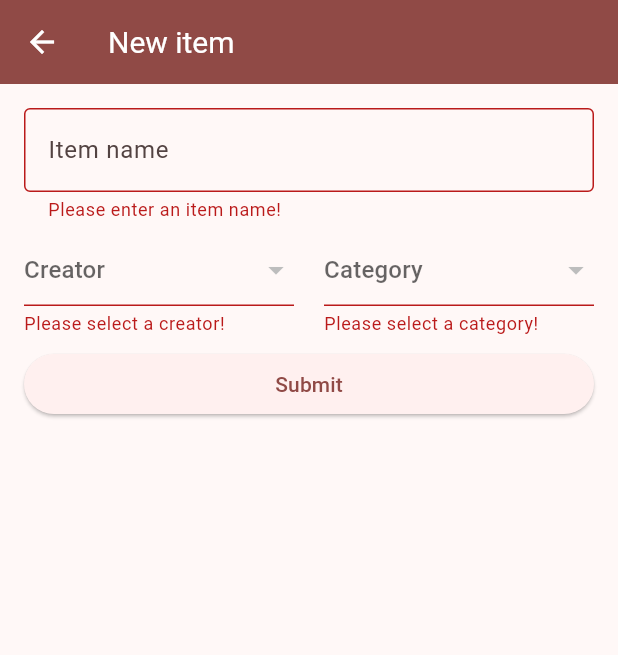
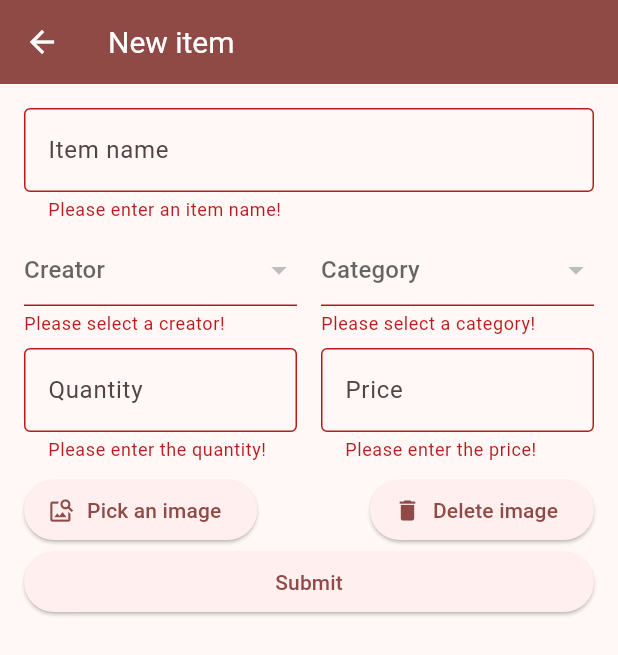
Before and after one commit to NewblyAaron/siksik-labuyo-old, a Flutter app: the AddItemForm screen opened directly, after a tap on "Submit", on a phone screen of 412 x 824 dp. Shown: the top 655 px of the screen. Run offline on Flutter 3.47's test engine with Material 2 defaults, Android fonts, the phone set to English and light mode, and no system bars; our stand-ins replace cloud_firestore, firebase_core, image_picker; accounts and stored records are empty.

Commit message:
some changes

```diff
--- a/lib/view/pages/inventory/form/add_item_form.dart
+++ b/lib/view/pages/inventory/form/add_item_form.dart
@@ -1,4 +1,5 @@
 import 'package:flutter/material.dart';
+import 'package:image_picker/image_picker.dart';
 import 'package:siksik_labuyo/model/category.dart';
 import 'package:siksik_labuyo/model/creator.dart';
 
@@ -12,6 +13,8 @@ class AddItemForm extends StatefulWidget {
 class _AddItemFormState extends State<AddItemForm> {
   final _formKey = GlobalKey<FormState>();
   final nameTextFormFieldController = TextEditingController();
+  final priceTextFormFieldController = TextEditingController();
+  final quantityTextFormFieldController = TextEditingController();
 
   @override
   void dispose() {
@@ -100,7 +103,7 @@ class _AddItemFormState extends State<AddItemForm> {
                                     },
                                   ),
                                 ),
-                                const SizedBox(width: 20),
+                                const SizedBox(width: 16),
                                 Expanded(
                                   child: DropdownButtonFormField(
                                     hint: const Text("Category"),
@@ -126,15 +129,71 @@ class _AddItemFormState extends State<AddItemForm> {
                                 ),
                               ],
                             ),
-
                             const SizedBox(height: 8),
+                            Row(
+                              children: [
+                                Expanded(
+                                  child: TextFormField(
+                                    controller: quantityTextFormFieldController,
+                                    keyboardType: TextInputType.number,
+                                    decoration: const InputDecoration(
+                                      border: OutlineInputBorder(),
+                                      hintText: "Quantity",
+                                    ),
+                                    validator: (value) {
+                                      if (value == null || value.isEmpty) {
+                                        return "Please enter the quantity!";
+                                      }
+                                    },
+                                  ),
+                                ),
+                                const SizedBox(width: 16),
+                                Expanded(
+                                  child: TextFormField(
+                                    controller: priceTextFormFieldController,
+                                    keyboardType: TextInputType.number,
+                                    decoration: const InputDecoration(
+                                      border: OutlineInputBorder(),
+                                      hintText: "Price",
+                                    ),
+                                    validator: (value) {
+                                      if (value == null || value.isEmpty) {
+                                        return "Please enter the price!";
+                                      }
+                                    },
+                                  ),
+                                ),
+                              ],
+                            ),
+                            const SizedBox(height: 8),
+                            Row(
+                              mainAxisAlignment: MainAxisAlignment.spaceBetween,
+                              children: [
+                                ElevatedButton.icon(
+                                  onPressed: () {
+                                    print("test pick");
+                                  },
+                                  icon: const Icon(Icons.image_search),
+                                  label: const Text("Pick an image"),
+                                ),
+                                ElevatedButton.icon(
+                                  onPressed: () {
+                                    print("test delete");
+                                  },
+                                  icon: const Icon(Icons.delete),
+                                  label: const Text("Delete image"),
+                                ),
+                              ],
+                            ),
                             Row(
                               mainAxisAlignment: MainAxisAlignment.center,
                               children: [
                                 Expanded(
                                   child: ElevatedButton(
                                     onPressed: () async {
-                                      if (_formKey.currentState!.validate()) {}
+                                      if (_formKey.currentState!.validate()) {
+                                        final imagePicker = ImagePicker();
+                                      }
                                     },
                                     child: const Text('Submit'),
                                   ),
--- a/lib/view/widgets/inventory/item_card.dart
+++ b/lib/view/widgets/inventory/item_card.dart
@@ -1,6 +1,16 @@
 import 'package:cached_network_image/cached_network_image.dart';
 import 'package:flutter/material.dart';
 import 'package:siksik_labuyo/model/item.dart';
+
+/*
+Aaron M. Serrano
+Team: i dont know
+Project Name: Siksik Labuyo
+Feature: [LBYO-001] Inventory
+Feature description:
+  A custom widget made for showing an item, it shows quick information
+  of an item's name, price, and quantity, and a picture if it exists.
+ */
 
 class ItemCard extends StatelessWidget {
   const ItemCard({Key? key, required this.item}) : super(key: key);
@@ -23,7 +33,7 @@ class ItemCard extends StatelessWidget {
               child: CachedNetworkImage(
                 imageUrl:
                     (item.imageUrl == null) ? NO_IMAGE_URL : item.imageUrl!,
-                fit: BoxFit.fill,
+                fit: BoxFit.cover,
                 progressIndicatorBuilder: (context, url, downloadProgress) {
                   return Center(
                     child: CircularProgressIndicator(
```
